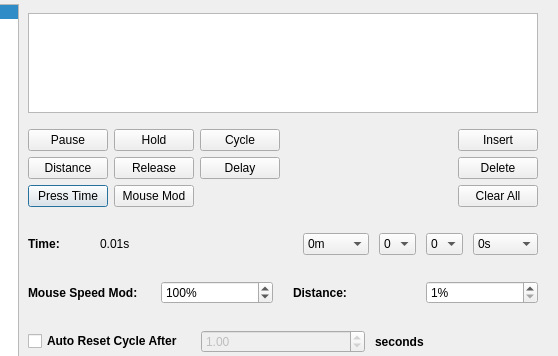
AntiMicroX/antimicrox, file src/advancebuttondialog.ui: the form before one commit; both pictures show x 192 to 750 and y 0 to 356 of the 750 by 439 pixel window.
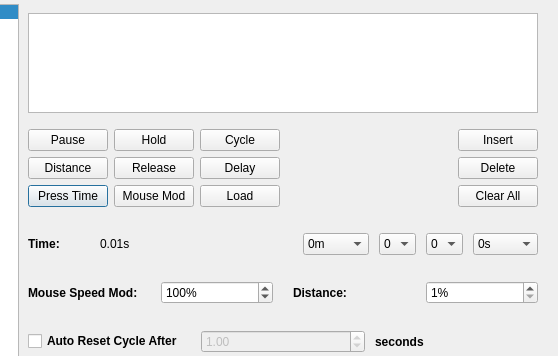
The form after the commit. Icons and pictures are not drawn.

Commit message:
Initial draft of load profile slot.
Related to issue #148.

What changed in the file:
```diff
--- a/src/advancebuttondialog.ui
+++ b/src/advancebuttondialog.ui
@@ -270,6 +270,13 @@
                </property>
               </widget>
              </item>
+             <item row="3" column="2">
+              <widget class="QPushButton" name="loadProfilePushButton">
+               <property name="text">
+                <string>Load</string>
+               </property>
+              </widget>
+             </item>
             </layout>
            </item>
            <item>
```
The commit also changes 17 other files.
